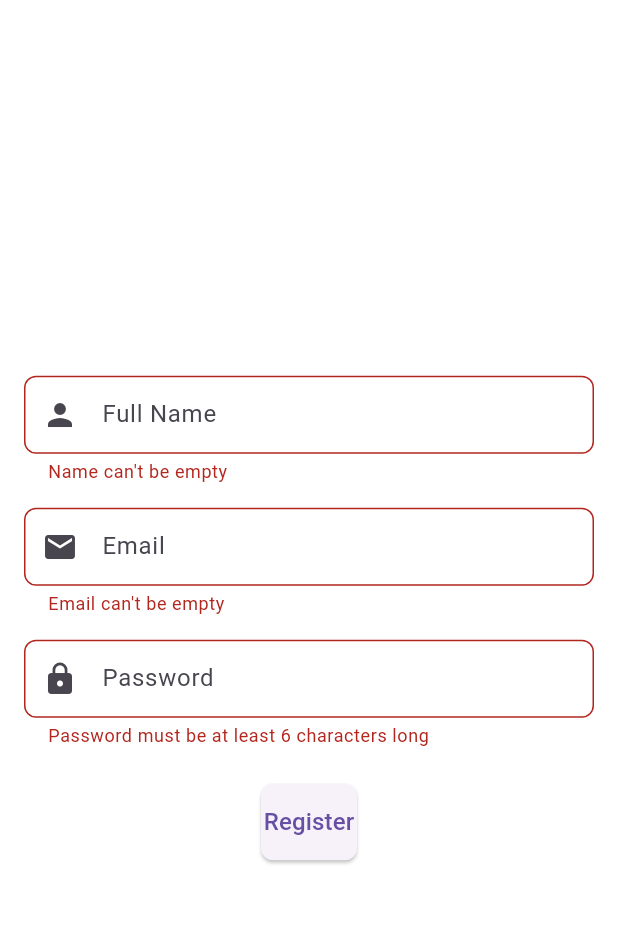
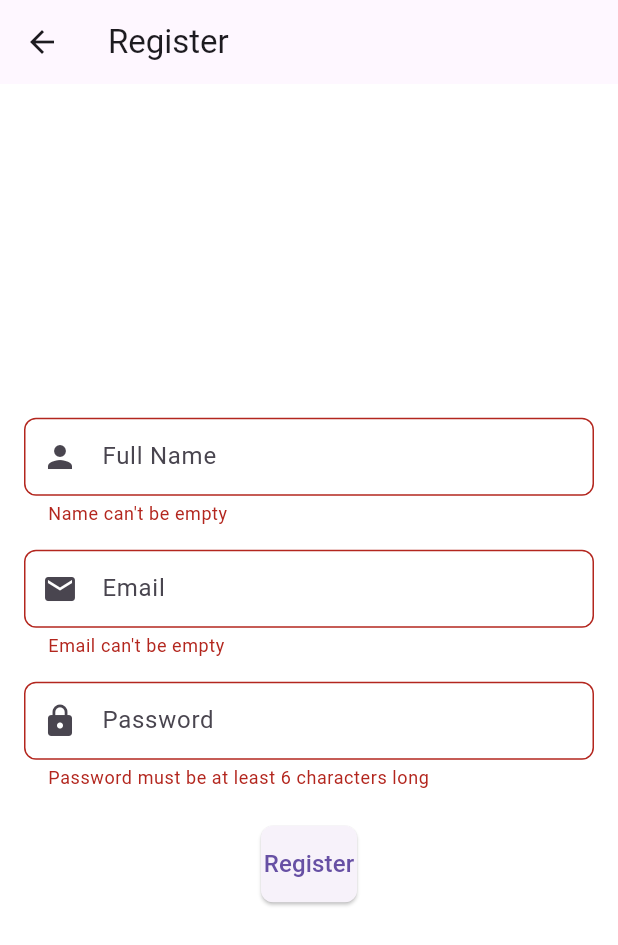
Before and after one commit to Surajit-Roy/edusmart, a Flutter app: the RegisterScreen screen opened directly, after a tap on "Register", on a phone screen of 412 x 824 dp. Shown: the top 945 px of the screen. Run offline on Flutter 3.47's test engine with Material 3 defaults, Android fonts, the phone set to English and light mode, and no system bars; our stand-ins replace cloud_firestore, firebase_auth, firebase_core, flutter_riverpod; accounts and stored records are empty.

Commit message:
Updated logic for existing and new user, Added locale data.

```diff
--- a/lib/assets/lang/bn.json
+++ b/lib/assets/lang/bn.json
@@ -11,5 +11,6 @@
   "forgot_pass": "পাসওয়ার্ড ভুলে গেছেন?",
   "register_success": "নিবন্ধন সফল!",
   "full_name": "পুরো নাম",
-  "forgot_desc": "পাসওয়ার্ড রিসেট করার লিঙ্ক আপনার ইমেইলে পাঠানো হবে।"
+  "forgot_desc": "পাসওয়ার্ড রিসেট করার লিঙ্ক আপনার ইমেইলে পাঠানো হবে।",
+  "emailAlreadyRegister": "ইমেল ইতিমধ্যে নিবন্ধিত"
 }
--- a/lib/assets/lang/en.json
+++ b/lib/assets/lang/en.json
@@ -11,5 +11,6 @@
   "forgot_pass": "Forgot Password?",
   "register_success": "Registration Successful!",
   "full_name": "Full Name",
-  "forgot_desc": "Reset password link will be sent to your email."
+  "forgot_desc": "Reset password link will be sent to your email.",
+  "emailAlreadyRegister": "Email already registered"
 }
--- a/lib/assets/lang/hi.json
+++ b/lib/assets/lang/hi.json
@@ -11,5 +11,6 @@
   "forgot_pass": "पासवर्ड भूल गए?",
   "register_success": "सफल पंजीकरण!",
   "full_name": "पूरा नाम",
-  "forgot_desc": "पासवर्ड रीसेट लिंक आपके ईमेल पर भेजा जाएगा।"
+  "forgot_desc": "पासवर्ड रीसेट लिंक आपके ईमेल पर भेजा जाएगा।",
+  "emailAlreadyRegister": "ईमेल पहले से ही पंजीकृत है"
 }
--- a/lib/data/repositories/auth_repository.dart
+++ b/lib/data/repositories/auth_repository.dart
@@ -26,4 +26,8 @@ class AuthRepository {
   Stream<User?> authStateChanges() {
     return _auth.authStateChanges();
   }
+
+  User? getCurrentUser() {
+    return _auth.currentUser;
+  }
 }
--- a/lib/features/auth/view/register_screen.dart
+++ b/lib/features/auth/view/register_screen.dart
@@ -1,3 +1,4 @@
+import 'package:edusmart/config/app_strings.dart';
 import 'package:edusmart/features/auth/widgets/register_form.dart';
 import 'package:flutter/material.dart';
 
@@ -6,6 +7,9 @@ class RegisterScreen extends StatelessWidget {
 
   @override
   Widget build(BuildContext context) {
-    return Scaffold(body: RegisterForm());
+    return Scaffold(
+      appBar: AppBar(title: Text(AppStrings.getText(context, "register")),),
+      body: RegisterForm()
+    );
   }
 }
--- a/lib/features/auth/widgets/register_form.dart
+++ b/lib/features/auth/widgets/register_form.dart
@@ -1,7 +1,13 @@
+import 'package:cloud_firestore/cloud_firestore.dart';
 import 'package:edusmart/config/app_strings.dart';
 import 'package:edusmart/core/utils/validators.dart';
+import 'package:edusmart/data/models/user_model.dart';
+import 'package:edusmart/providers/auth_provider.dart';
+import 'package:edusmart/providers/user_provider.dart';
+import 'package:edusmart/routes/app_routes.dart';
 import 'package:edusmart/widgets/custom_button.dart';
 import 'package:edusmart/widgets/custom_textfield.dart';
+import 'package:edusmart/widgets/loading_indicator.dart';
 import 'package:flutter/material.dart';
 import 'package:flutter_riverpod/flutter_riverpod.dart';
 
@@ -18,22 +24,88 @@ class _RegisterFormState extends ConsumerState<RegisterForm> {
   final _emailController = TextEditingController();
   final _passwordController = TextEditingController();
 
-  void _register() async {
-    if (_formKey.currentState!.validate()) {
+  bool _isLoading = false;
+
+  Future<void> _register() async {
+    if (!_formKey.currentState!.validate()) return;
+
+    final authRepo = ref.read(authRepositoryProvider);
+    final userRepo = ref.read(userRepositoryProvider);
+
+    final fullName = _nameController.text.trim();
+    final email = _emailController.text.trim();
+    final password = _passwordController.text.trim();
+
+    final arguments =
+        ModalRoute.of(context)?.settings.arguments as Map<String, dynamic>?;
+    final String userRole = arguments?['role'] ?? 'student';
+
+    setState(() => _isLoading = true);
+
     try {
-        // Implement your registration logic here
+      // Check if email already exists in Firestore
+      final existingUser =
+          await FirebaseFirestore.instance
+              .collection('users')
+              .where('email', isEqualTo: email)
+              .get();
+
+      if (existingUser.docs.isNotEmpty) {
+        ScaffoldMessenger.of(context).showSnackBar(
+          SnackBar(
+            content: Text(AppStrings.getText(context, "emailAlreadyRegister")),
+          ),
+        );
+        setState(() => _isLoading = false);
+        return;
+      }
+
+      // Register user in Firebase Auth
+      final user = await authRepo.register(email, password);
+      if (user != null) {
+        // Store user details in Firestore
+        final newUser = UserModel(
+          id: user.uid,
+          name: fullName,
+          email: email,
+          role: userRole,
+        );
+        await userRepo.createUser(newUser);
+
         ScaffoldMessenger.of(context).showSnackBar(
           SnackBar(
             content: Text(AppStrings.getText(context, "register_success")),
           ),
         );
+
+        // Navigate to Login Screen
+        Navigator.pushReplacementNamed(context, AppRoutes.login);
+      }
     } catch (e) {
       ScaffoldMessenger.of(
         context,
       ).showSnackBar(SnackBar(content: Text("Error: ${e.toString()}")));
+    } finally {
+      setState(() => _isLoading = false);
     }
   }
-  }
+
+  // void _register() async {
+  //   if (_formKey.currentState!.validate()) {
+  //     try {
+  //       // Implement your registration logic here
+  //       ScaffoldMessenger.of(context).showSnackBar(
+  //         SnackBar(
+  //           content: Text(AppStrings.getText(context, "register_success")),
+  //         ),
+  //       );
+  //     } catch (e) {
+  //       ScaffoldMessenger.of(
+  //         context,
+  //       ).showSnackBar(SnackBar(content: Text("Error: ${e.toString()}")));
+  //     }
+  //   }
+  // }
 
   @override
   Widget build(BuildContext context) {
@@ -66,7 +138,9 @@ class _RegisterFormState extends ConsumerState<RegisterForm> {
               validator: Validators.validatePassword,
             ),
             const SizedBox(height: 24),
-            EduSmartButton(
+            _isLoading
+                ? EduSmartLoadingIndicator()
+                : EduSmartButton(
                   text: AppStrings.getText(context, "register"),
                   onPressed: _register,
                 ),
--- a/lib/features/tour/splash_scree.dart
+++ b/lib/features/tour/splash_scree.dart
@@ -1,4 +1,5 @@
 import 'package:edusmart/config/firebase_options.dart';
+import 'package:edusmart/providers/auth_provider.dart';
 import 'package:firebase_core/firebase_core.dart';
 import 'package:flutter/material.dart';
 import 'package:flutter_riverpod/flutter_riverpod.dart';
@@ -29,10 +30,17 @@ class _SplashScreenState extends ConsumerState<SplashScreen> {
       debugPrint("Firebase Initialization Error: $e");
     }
 
+    final authRepo = ref.read(authRepositoryProvider);
+    final user = authRepo.getCurrentUser();
     // Navigate after a delay
-    Future.delayed(const Duration(seconds: 3), () {
+    Future.delayed(const Duration(seconds: 2), () {
       if (mounted) {
-        Navigator.pushReplacementNamed(context, AppRoutes.navigationCard);
+        if (user != null) {
+          // Navigate to Login Screen if user is registered
+          Navigator.pushReplacementNamed(context, AppRoutes.login);
+        } else {
+          Navigator.pushReplacementNamed(context, AppRoutes.navigationCard);
+        }
       }
     });
   }
--- a/lib/main.dart
+++ b/lib/main.dart
@@ -1,6 +1,7 @@
 import 'package:edusmart/config/app_theme.dart';
 import 'package:flutter/material.dart';
 import 'package:flutter_localizations/flutter_localizations.dart';
+import 'package:flutter_riverpod/flutter_riverpod.dart';
 import 'app.dart';
 import 'config/app_strings.dart';
 
@@ -12,7 +13,7 @@ void main() async {
   // await Firebase.initializeApp(options: DefaultFirebaseOptions.currentPlatform);
   await AppStrings.loadAllLanguages();
   // await NotificationService.initialize();
-  runApp(const MyApp());
+  runApp(ProviderScope(child: const MyApp()));
 }
 
 class MyApp extends StatelessWidget {
```
Lines whose indentation alone changed are shown as unchanged.
